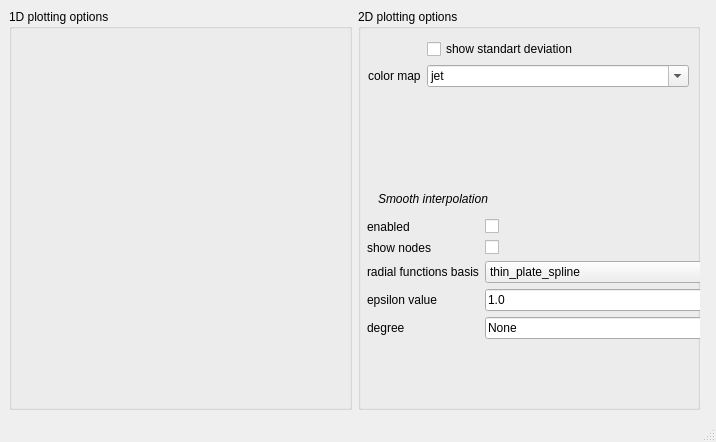
Qt form HAL/gui/ui/plotting_options.ui (adareau/HAL) before a commit.
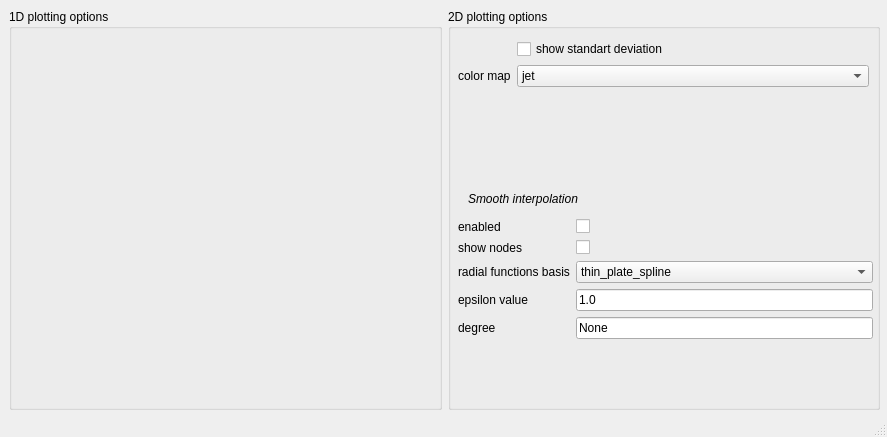
The same form after that commit.

Commit message: plotting options window !

What changed in the file:
```diff
--- a/HAL/gui/ui/plotting_options.ui
+++ b/HAL/gui/ui/plotting_options.ui
@@ -6,8 +6,8 @@
    <rect>
     <x>0</x>
     <y>0</y>
-    <width>716</width>
-    <height>442</height>
+    <width>887</width>
+    <height>437</height>
    </rect>
   </property>
   <property name="windowTitle">
@@ -19,7 +19,7 @@
      <rect>
       <x>9</x>
       <y>9</y>
-      <width>691</width>
+      <width>871</width>
       <height>401</height>
      </rect>
     </property>
@@ -41,7 +41,7 @@
          <rect>
           <x>10</x>
           <y>30</y>
-          <width>321</width>
+          <width>411</width>
           <height>81</height>
          </rect>
         </property>
@@ -63,7 +63,7 @@
          <item row="1" column="1">
           <widget class="QComboBox" name="cmapComboBox">
            <property name="editable">
-            <bool>true</bool>
+            <bool>false</bool>
            </property>
            <item>
             <property name="text">
@@ -287,10 +287,10 @@
        <widget class="QWidget" name="formLayoutWidget_3">
         <property name="geometry">
          <rect>
-          <x>9</x>
+          <x>10</x>
           <y>210</y>
-          <width>356</width>
-          <height>141</height>
+          <width>415</width>
+          <height>150</height>
          </rect>
         </property>
         <layout class="QFormLayout" name="formLayout_3">
@@ -400,7 +400,7 @@
          <rect>
           <x>20</x>
           <y>180</y>
-          <width>171</width>
+          <width>201</width>
           <height>20</height>
          </rect>
         </property>
```
The commit also changes 4 other files.
